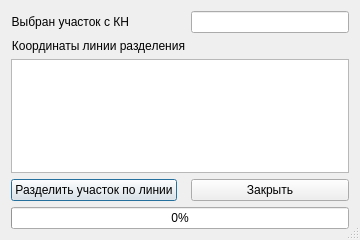
The window that ui/splitparcel.ui (Biryuchkov/openLand) describes before a commit, drawn with Qt 5.
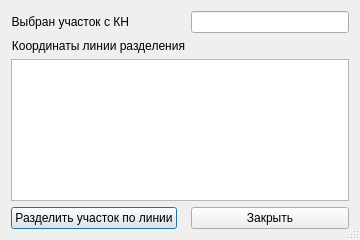
The same window after the commit. Icons and pictures are not drawn.

```diff
--- a/ui/splitparcel.ui
+++ b/ui/splitparcel.ui
@@ -85,13 +85,6 @@
      </property>
     </widget>
    </item>
-   <item row="4" column="0" colspan="2">
-    <widget class="QProgressBar" name="progressBar">
-     <property name="value">
-      <number>0</number>
-     </property>
-    </widget>
-   </item>
   </layout>
  </widget>
  <tabstops>
```
